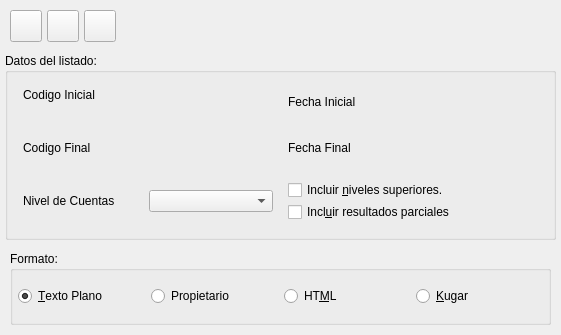
The window that bulmages/bulmacont/plugins/pluginbc_balance/balanceprintbase.ui (eboladev/Bulmages-1) describes before a commit, drawn with Qt 5.
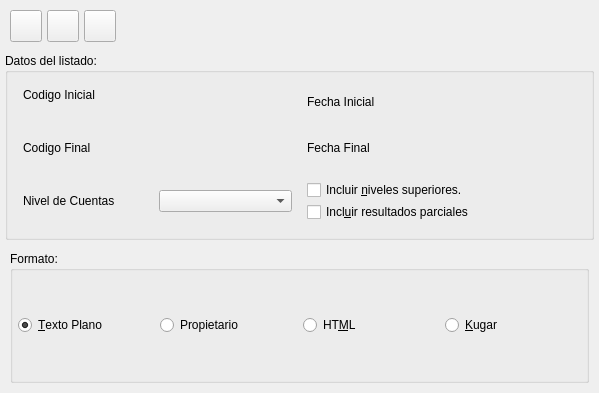
The same window after the commit. Icons and pictures are not drawn. Custom widgets are drawn as their Qt base class.

Diff of the .ui file:
```diff
--- a/bulmages/bulmacont/plugins/pluginbc_balance/balanceprintbase.ui
+++ b/bulmages/bulmacont/plugins/pluginbc_balance/balanceprintbase.ui
@@ -6,8 +6,8 @@
    <rect>
     <x>0</x>
     <y>0</y>
-    <width>561</width>
-    <height>335</height>
+    <width>599</width>
+    <height>393</height>
    </rect>
   </property>
   <property name="windowTitle">
```
Left out of the diff: 11 changed lines with no effect on the pictures.
